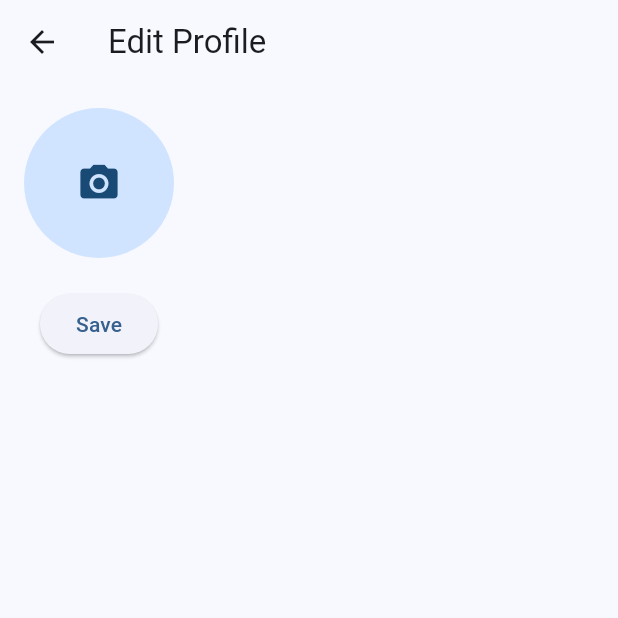
After one commit to Uppara-Veeranjaneyulu/task-manager-flutter-app, a Flutter app: the ProfileScreen screen opened directly, after a tap on "Edit Profile", on a phone screen of 412 x 824 dp, the top half of it. The commit adds this screen. Run offline on Flutter 3.47's test engine with Material 3 defaults, Android fonts, the phone set to English and light mode, and no system bars; our stand-ins replace cloud_firestore, firebase_auth, firebase_core, firebase_storage, google_sign_in, image_picker and 1 more; accounts and stored records are empty.

Commit message:
created profile page for the user and notifiactions

```diff
--- /dev/null
+++ b/lib/core/services/profile_service.dart
@@ -0,0 +1,26 @@
+import 'dart:io';
+import 'package:firebase_auth/firebase_auth.dart';
+import 'package:firebase_storage/firebase_storage.dart';
+import 'package:cloud_firestore/cloud_firestore.dart';
+
+class ProfileService {
+  static final _auth = FirebaseAuth.instance;
+  static final _firestore = FirebaseFirestore.instance;
+  static final _storage = FirebaseStorage.instance;
+
+  static Future<String> uploadProfilePhoto(File file) async {
+    final uid = _auth.currentUser!.uid;
+
+    final ref = _storage.ref().child('users').child(uid).child('profile.jpg');
+
+    await ref.putFile(file);
+
+    return await ref.getDownloadURL();
+  }
+
+  static Future<void> updateProfilePhoto(String url) async {
+    final uid = _auth.currentUser!.uid;
+
+    await _firestore.collection('users').doc(uid).update({'photoUrl': url});
+  }
+}
--- /dev/null
+++ b/lib/core/services/user_profile_service.dart
@@ -0,0 +1,32 @@
+import 'dart:io';
+import 'package:firebase_auth/firebase_auth.dart';
+import 'package:firebase_storage/firebase_storage.dart';
+import 'package:cloud_firestore/cloud_firestore.dart';
+
+class ProfileService {
+  static final _auth = FirebaseAuth.instance;
+  static final _firestore = FirebaseFirestore.instance;
+  static final _storage = FirebaseStorage.instance;
+
+  static Future<String> uploadProfilePhoto(File file) async {
+    final uid = _auth.currentUser!.uid;
+
+    final ref = _storage
+        .ref()
+        .child('users')
+        .child(uid)
+        .child('profile.jpg');
+
+    await ref.putFile(file);
+
+    return await ref.getDownloadURL();
+  }
+
+  static Future<void> updateProfilePhoto(String url) async {
+    final uid = _auth.currentUser!.uid;
+
+    await _firestore.collection('users').doc(uid).update({
+      'photoUrl': url,
+    });
+  }
+}
--- /dev/null
+++ b/lib/presentation/screens/edit_profile_screen.dart
@@ -0,0 +1,79 @@
+import 'dart:io';
+import 'package:flutter/material.dart';
+import 'package:image_picker/image_picker.dart';
+import '../../core/services/profile_service.dart';
+
+class EditProfileScreen extends StatefulWidget {
+  const EditProfileScreen({super.key});
+
+  @override
+  State<EditProfileScreen> createState() => _EditProfileScreenState();
+}
+
+class _EditProfileScreenState extends State<EditProfileScreen> {
+  File? selectedImage;
+  bool loading = false;
+
+  Future<void> pickImage() async {
+    final picker = ImagePicker();
+
+    final result = await picker.pickImage(
+      source: ImageSource.gallery,
+      imageQuality: 80,
+    );
+
+    if (result != null) {
+      setState(() {
+        selectedImage = File(result.path);
+      });
+    }
+  }
+
+  Future<void> savePhoto() async {
+    if (selectedImage == null) return;
+
+    setState(() => loading = true);
+
+    final url = await ProfileService.uploadProfilePhoto(selectedImage!);
+
+    await ProfileService.updateProfilePhoto(url);
+
+    setState(() => loading = false);
+    Navigator.pop(context);
+  }
+
+  @override
+  Widget build(BuildContext context) {
+    return Scaffold(
+      appBar: AppBar(title: const Text("Edit Profile")),
+      body: Padding(
+        padding: const EdgeInsets.all(16),
+        child: Column(
+          children: [
+            GestureDetector(
+              onTap: pickImage,
+              child: CircleAvatar(
+                radius: 50,
+                backgroundImage: selectedImage != null
+                    ? FileImage(selectedImage!)
+                    : null,
+                child: selectedImage == null
+                    ? const Icon(Icons.camera_alt, size: 30)
+                    : null,
+              ),
+            ),
+
+            const SizedBox(height: 20),
+
+            ElevatedButton(
+              onPressed: loading ? null : savePhoto,
+              child: loading
+                  ? const CircularProgressIndicator()
+                  : const Text("Save"),
+            ),
+          ],
+        ),
+      ),
+    );
+  }
+}
--- /dev/null
+++ b/lib/presentation/screens/profile_screen.dart
@@ -0,0 +1,89 @@
+import 'package:flutter/material.dart';
+import 'package:cloud_firestore/cloud_firestore.dart';
+import 'package:firebase_auth/firebase_auth.dart';
+import 'package:task_manager_app/presentation/screens/notification_settings_screen.dart';
+import 'edit_profile_screen.dart';
+
+class ProfileScreen extends StatelessWidget {
+  const ProfileScreen({super.key});
+
+  String get uid => FirebaseAuth.instance.currentUser!.uid;
+
+  @override
+  Widget build(BuildContext context) {
+    return Scaffold(
+      appBar: AppBar(title: const Text("Profile")),
+      body: StreamBuilder<DocumentSnapshot>(
+        stream: FirebaseFirestore.instance
+            .collection('users')
+            .doc(uid)
+            .snapshots(),
+        builder: (context, snapshot) {
+          if (!snapshot.hasData) {
+            return const Center(child: CircularProgressIndicator());
+          }
+
+          final data = snapshot.data!.data() as Map<String, dynamic>;
+
+          return Padding(
+            padding: const EdgeInsets.all(24),
+            child: Column(
+              children: [
+                CircleAvatar(
+                  radius: 50,
+                  backgroundImage: data['photoUrl'] != ''
+                      ? NetworkImage(data['photoUrl'])
+                      : null,
+                  child: data['photoUrl'] == ''
+                      ? const Icon(Icons.person, size: 40)
+                      : null,
+                ),
+
+                const SizedBox(height: 16),
+
+                Text(
+                  data['name'],
+                  style: const TextStyle(
+                    fontSize: 22,
+                    fontWeight: FontWeight.bold,
+                  ),
+                ),
+
+                Text(data['email']),
+
+                const SizedBox(height: 20),
+
+                ElevatedButton.icon(
+                  icon: const Icon(Icons.edit),
+                  label: const Text("Edit Profile"),
+                  onPressed: () {
+                    Navigator.push(
+                      context,
+                      MaterialPageRoute(
+                        builder: (_) => const EditProfileScreen(),
+                      ),
+                    );
+                  },
+                ),
+const SizedBox(height: 80),
+                ListTile(
+                  leading: const Icon(Icons.notifications),
+                  title: const Text("Notification Settings"),
+                  onTap: () {
+                    Navigator.push(
+                      context,
+                      MaterialPageRoute(
+                        builder: (_) => const NotificationSettingsScreen(),
+                      ),
+                    );
+                  },
+                ),
+
+              ],
+            ),
+          );
+        },
+      ),
+    );
+  }
+}
```
Also changed, not shown: lib/core/services/notification_settings_service.dart (added, +35 -0 lines), lib/core/services/user_service.dart (added, +31 -0 lines), lib/data/models/user_profile.dart (added, +49 -0 lines), lib/presentation/screens/home_screen.dart (+21 -13 lines), lib/presentation/screens/login_screen.dart (+37 -22 lines), lib/presentation/screens/notification_settings_screen.dart (added, +109 -0 lines), lib/presentation/screens/phone_login_screen.dart (deleted, +0 -118 lines), pubspec.yaml (+8 -0 lines), pubspec.lock, 6 other files.
